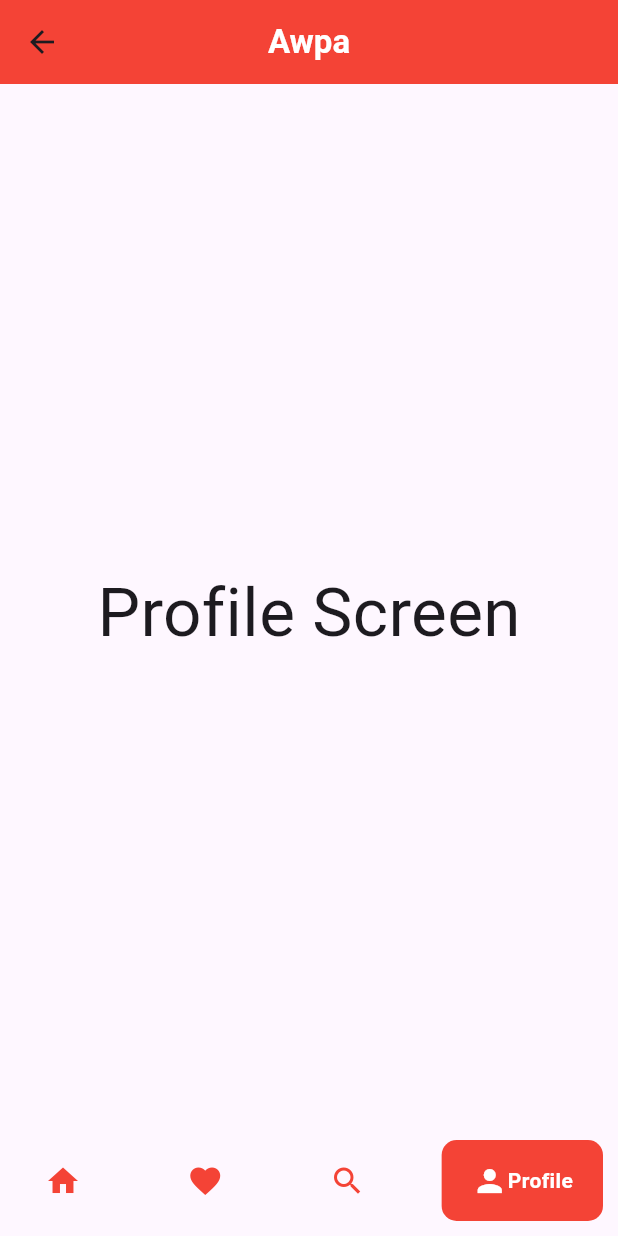
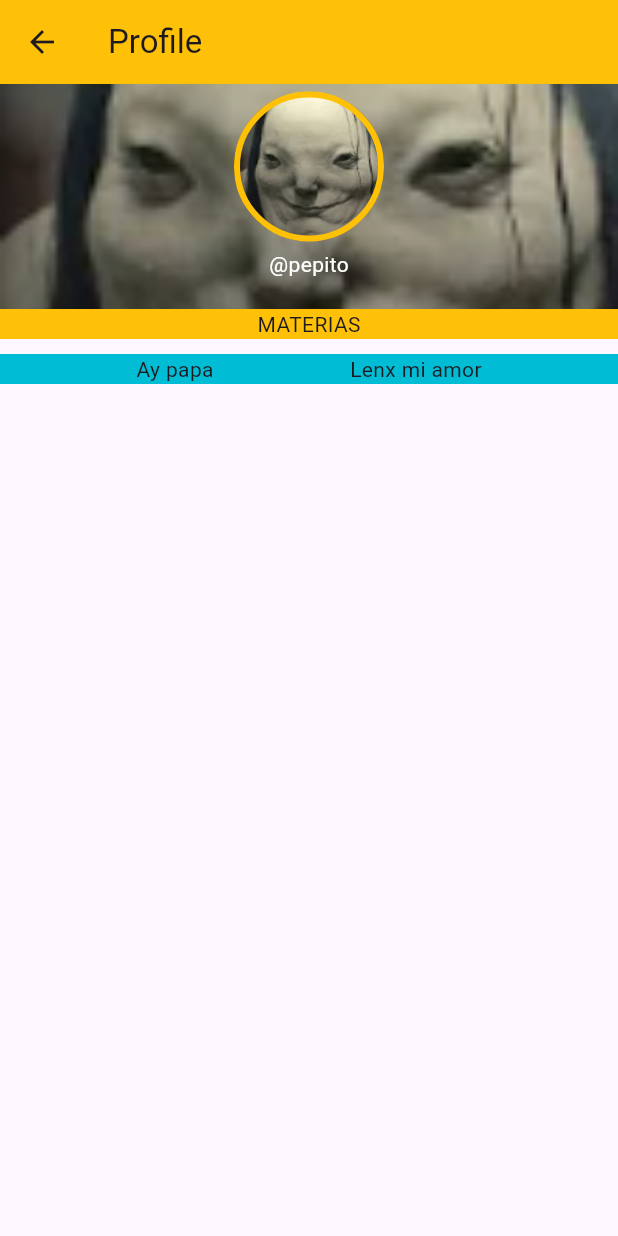
Before and after one commit to ozark7/proyectoAwpaLogin, a Flutter app: the menu screen opened directly, item 4 of the bottom bar chosen, on a phone screen of 412 x 824 dp. Run offline on Flutter 3.47's test engine with Material 2 defaults, Android fonts, the phone set to English and light mode, and no system bars; drawn by our look-alikes of google_nav_bar.

Commit message:
updateProfile

```diff
--- a/lib/src/menu.dart
+++ b/lib/src/menu.dart
@@ -1,3 +1,4 @@
+import 'package:awpa/src/profile.dart';
 import 'package:flutter/material.dart';
 import 'package:google_nav_bar/google_nav_bar.dart';
 
@@ -10,20 +11,21 @@ class menu extends StatefulWidget {
 
 class _menuState extends State<menu> {
   int _currentIndex = 0;
+  int _currentIndex2 = 0;
 
   final screens = [
     const Center(child: Text('Home Screen', style: TextStyle(fontSize: 45))),
     const Center(
         child: Text('Favorites Screen', style: TextStyle(fontSize: 45))),
     const Center(child: Text('Search Screen', style: TextStyle(fontSize: 45))),
-    const Center(child: Text('Profile Screen', style: TextStyle(fontSize: 45))),
+    const Center(child: Text('', style: TextStyle(fontSize: 45))),
   ];
 
   final colors = [
-    Colors.cyan,
-    Colors.purple,
-    Colors.green,
-    Colors.red,
+    Color.fromARGB(253, 3, 218, 247),
+    Color.fromARGB(220, 204, 6, 239),
+    Color.fromARGB(255, 34, 143, 38),
+    Color.fromARGB(255, 220, 125, 17),
   ];
   @override
   Widget build(BuildContext context) {
@@ -32,19 +34,46 @@ class _menuState extends State<menu> {
         title: const Text("Awpa",
             style: TextStyle(color: Colors.white, fontWeight: FontWeight.w700)),
         centerTitle: true,
-        backgroundColor: colors[_currentIndex],
+        backgroundColor: colors[_currentIndex2],
       ),
-      body: screens[_currentIndex],
+      body: screens[_currentIndex2],
+      // Variable para almacenar el índice seleccionado
+
+// ...
+
       bottomNavigationBar: Container(
         padding: EdgeInsets.symmetric(horizontal: 10),
         margin: EdgeInsets.only(bottom: 10),
         child: GNav(
-          color: colors[_currentIndex],
-          tabBackgroundColor: colors[_currentIndex],
-          selectedIndex: _currentIndex,
+          color: colors[_currentIndex2],
+          tabBackgroundColor: colors[_currentIndex2],
+          selectedIndex: _currentIndex2,
           tabBorderRadius: 10,
           padding: const EdgeInsets.symmetric(vertical: 15, horizontal: 20),
-          onTabChange: (index) => {setState(() => _currentIndex = index)},
+          onTabChange: (index) {
+            // Actualizar el estado y ejecutar acciones según la pestaña seleccionada
+            setState(() => _currentIndex2 = index);
+
+            // Ejecutar acciones personalizadas según el índice seleccionado
+            if (index == 3) {
+              // Pestaña Profile
+              Navigator.push(
+                context,
+                PageRouteBuilder(
+                  pageBuilder: (context, animation, secondaryAnimation) =>
+                      const Profile(),
+                  transitionsBuilder:
+                      (context, animation, secondaryAnimation, child) {
+                    return FadeTransition(
+                      opacity: animation,
+                      child: child,
+                    );
+                  },
+                  transitionDuration: Duration(milliseconds: 0),
+                ),
+              );
+            }
+          },
           tabs: const [
             GButton(
               icon: Icons.home,
@@ -69,7 +98,7 @@ class _menuState extends State<menu> {
               text: "Profile",
               iconActiveColor: Colors.white,
               textColor: Colors.white,
-            )
+            ),
           ],
         ),
       ),
--- /dev/null
+++ b/lib/src/profile.dart
@@ -0,0 +1,109 @@
+import 'package:flutter/material.dart';
+
+import 'menu.dart';
+
+class Profile extends StatefulWidget {
+  const Profile({super.key});
+
+  @override
+  State<Profile> createState() => _ProfileState();
+}
+
+class _ProfileState extends State<Profile> {
+  @override
+  Widget build(BuildContext context) {
+    return Scaffold(
+      appBar: AppBar(
+        leading: IconButton(
+          icon: Icon(Icons.arrow_back),
+          onPressed: () {
+            // Acción al presionar el botón de regreso
+            Navigator.push(
+              context,
+              MaterialPageRoute(builder: (context) => const menu()),
+            ); // Navegar hacia atrás en la ruta anterior
+          },
+        ),
+        title: Text("Profile"),
+        backgroundColor: Colors.amber,
+      ),
+      body: Column(
+        crossAxisAlignment: CrossAxisAlignment.stretch,
+        children: <Widget>[
+          Container(
+            padding: EdgeInsets.only(bottom: 20),
+            height: 150,
+            decoration: BoxDecoration(
+                image: DecorationImage(
+              image: AssetImage('images/image.png'),
+              fit: BoxFit.cover,
+            )),
+            child: Column(
+              mainAxisAlignment: MainAxisAlignment.end,
+              children: <Widget>[
+                UserProfile(
+                  profileImage: "images/image.png",
+                  size: 100,
+                ),
+                //SizedBox(height: 20),
+                Text(
+                  "@${"pepito"}",
+                  style: TextStyle(color: Colors.white),
+                ),
+              ],
+            ),
+          ),
+          Container(
+            color: Colors.amber,
+            child: Center(
+              child: Text("MATERIAS"),
+            ),
+          ),
+          SizedBox(height: 10),
+          Container(
+            padding: EdgeInsets.symmetric(),
+            color: Colors.cyan,
+            child: Row(
+              mainAxisAlignment: MainAxisAlignment.spaceEvenly,
+              children: <Widget>[
+                Column(
+                  children: <Widget>[Text("Ay papa")],
+                ),
+                Column(
+                  children: <Widget>[Text("Lenx mi amor")],
+                )
+              ],
+            ),
+          )
+        ],
+      ),
+    );
+  }
+}
+
+class UserProfile extends StatelessWidget {
+  final String profileImage;
+  final double size;
+
+  const UserProfile({
+    super.key,
+    required this.profileImage,
+    required this.size,
+  });
+
+  @override
+  Widget build(BuildContext context) {
+    return Container(
+      width: this.size,
+      height: this.size,
+      decoration: BoxDecoration(
+          image: DecorationImage(
+            image: AssetImage(this.profileImage),
+            fit: BoxFit.cover,
+          ),
+          shape: BoxShape.circle,
+          border: Border.all(color: Colors.amber, width: 4)),
+      margin: EdgeInsets.only(bottom: 5),
+    );
+  }
+}
--- a/pubspec.yaml
+++ b/pubspec.yaml
@@ -32,6 +32,7 @@ dependencies:
   flutter:
     sdk: flutter
   google_nav_bar: ^5.0.6
+  flutter_keyboard_visibility: ^5.0.0
 
 dev_dependencies:
 
```
Also changed, not shown: lib/src/app.dart (+105 -29 lines), pubspec.lock.
